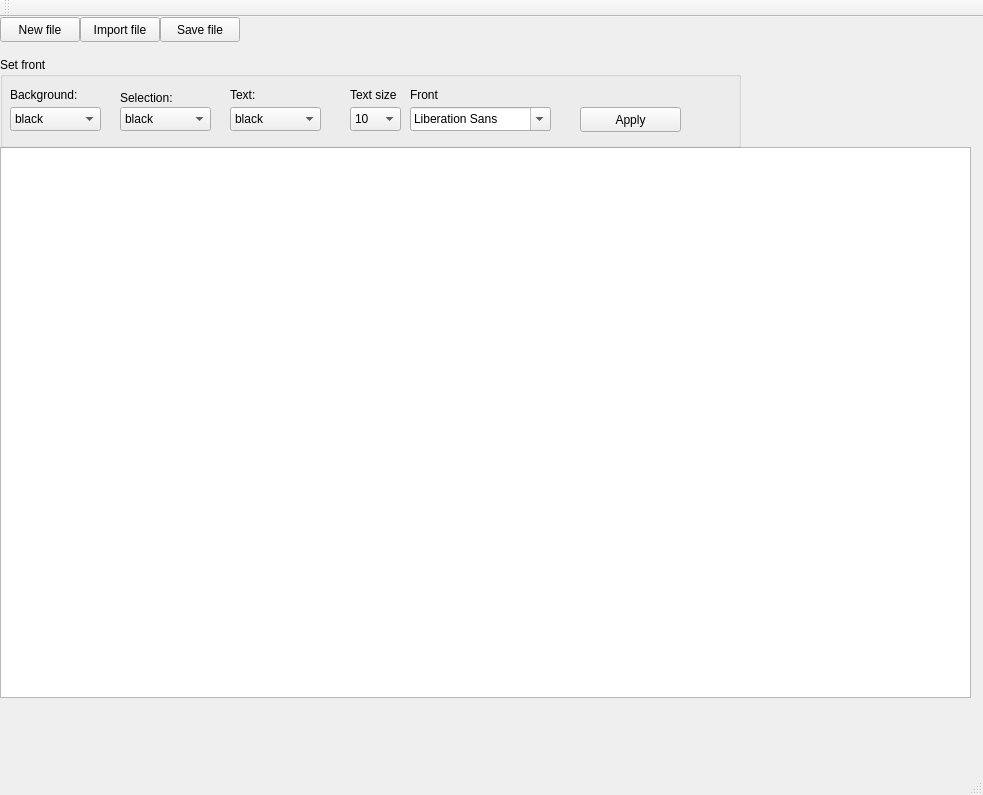
Old version of the form mainwindow.ui in the repository Toshico1/Vega-cleverTextEditor.
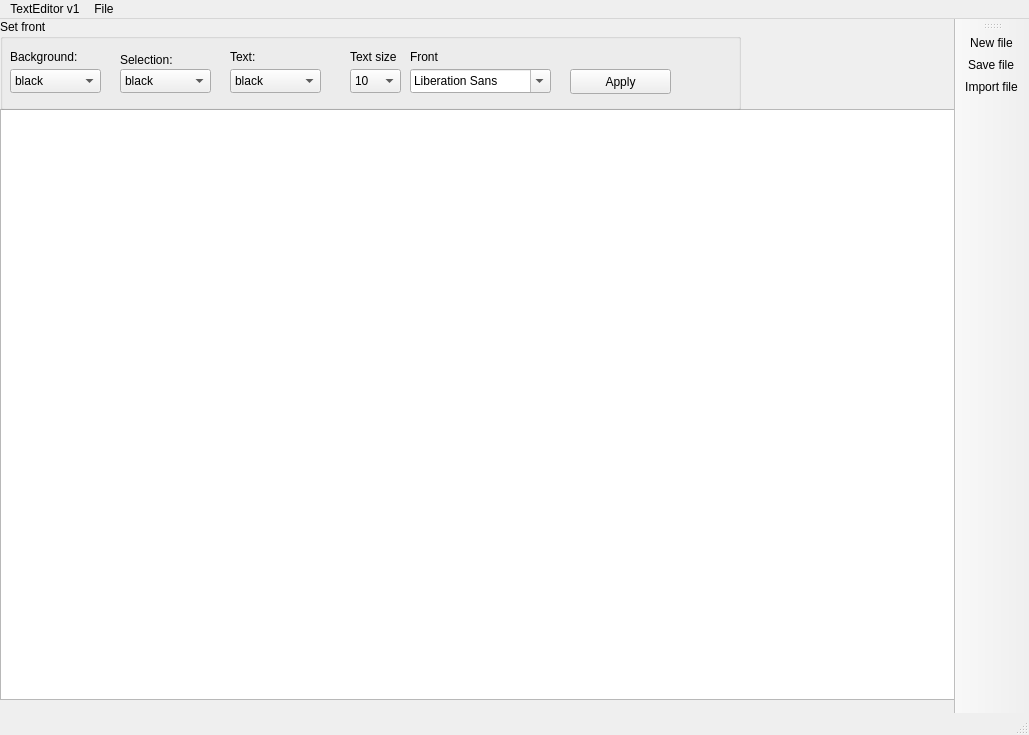
New version of the form. Icons and pictures are not drawn.

```diff
--- a/mainwindow.ui
+++ b/mainwindow.ui
@@ -6,60 +6,21 @@
    <rect>
     <x>0</x>
     <y>0</y>
-    <width>983</width>
-    <height>795</height>
+    <width>1029</width>
+    <height>735</height>
    </rect>
   </property>
   <property name="windowTitle">
    <string>MainWindow</string>
   </property>
   <widget class="QWidget" name="centralWidget">
-   <widget class="QPushButton" name="button_new">
-    <property name="geometry">
-     <rect>
-      <x>0</x>
-      <y>0</y>
-      <width>80</width>
-      <height>25</height>
-     </rect>
-    </property>
-    <property name="text">
-     <string>New file</string>
-    </property>
-   </widget>
-   <widget class="QPushButton" name="button_import">
-    <property name="geometry">
-     <rect>
-      <x>80</x>
-      <y>0</y>
-      <width>80</width>
-      <height>25</height>
-     </rect>
-    </property>
-    <property name="text">
-     <string>Import file</string>
-    </property>
-   </widget>
-   <widget class="QPushButton" name="button_save">
-    <property name="geometry">
-     <rect>
-      <x>160</x>
-      <y>0</y>
-      <width>80</width>
-      <height>25</height>
-     </rect>
-    </property>
-    <property name="text">
-     <string>Save file</string>
-    </property>
-   </widget>
    <widget class="QPlainTextEdit" name="plainTextEdit">
     <property name="geometry">
      <rect>
       <x>0</x>
-      <y>130</y>
+      <y>90</y>
       <width>971</width>
-      <height>551</height>
+      <height>591</height>
      </rect>
     </property>
    </widget>
@@ -67,7 +28,7 @@
     <property name="geometry">
      <rect>
       <x>0</x>
-      <y>40</y>
+      <y>0</y>
       <width>741</width>
       <height>91</height>
      </rect>
@@ -183,7 +144,7 @@
     <widget class="QPushButton" name="pushButton">
      <property name="geometry">
       <rect>
-       <x>580</x>
+       <x>570</x>
        <y>50</y>
        <width>101</width>
        <height>25</height>
@@ -335,20 +296,95 @@
     <rect>
      <x>0</x>
      <y>0</y>
-     <width>983</width>
+     <width>1029</width>
      <height>25</height>
     </rect>
    </property>
+   <widget class="QMenu" name="menuTextEditor_v1">
+    <property name="title">
+     <string>TextEditor v1</string>
+    </property>
+    <addaction name="actionO"/>
+    <addaction name="action"/>
+    <addaction name="action_2"/>
+   </widget>
+   <widget class="QMenu" name="menuFile">
+    <property name="title">
+     <string>File</string>
+    </property>
+    <addaction name="actionNew_file"/>
+    <addaction name="actionImport_file"/>
+    <addaction name="actionSave_file"/>
+   </widget>
+   <addaction name="menuTextEditor_v1"/>
+   <addaction name="menuFile"/>
   </widget>
   <widget class="QToolBar" name="mainToolBar">
+   <property name="enabled">
+    <bool>true</bool>
+   </property>
    <attribute name="toolBarArea">
-    <enum>TopToolBarArea</enum>
+    <enum>RightToolBarArea</enum>
    </attribute>
    <attribute name="toolBarBreak">
     <bool>false</bool>
    </attribute>
+   <addaction name="actionNew_file"/>
+   <addaction name="actionSave_file"/>
+   <addaction name="actionImport_file"/>
   </widget>
   <widget class="QStatusBar" name="statusBar"/>
+  <action name="actionO">
+   <property name="text">
+    <string>O разработчике</string>
+   </property>
+  </action>
+  <action name="action">
+   <property name="text">
+    <string>О моей любви к С++</string>
+   </property>
+  </action>
+  <action name="action_2">
+   <property name="text">
+    <string>О программе</string>
+   </property>
+  </action>
+  <action name="actionNew_file">
+   <property name="icon">
+    <iconset resource="res.qrc">
+     <normaloff>:/res/img/iconfinder_New_file_131897.png</normaloff>:/res/img/iconfinder_New_file_131897.png</iconset>
+   </property>
+   <property name="text">
+    <string>New file</string>
+   </property>
+   <property name="shortcut">
+    <string>Ctrl+N</string>
+   </property>
+  </action>
+  <action name="actionImport_file">
+   <property name="icon">
+    <iconset resource="res.qrc">
+     <normaloff>:/res/img/iconfinder_Open_v2_131829.png</normaloff>:/res/img/iconfinder_Open_v2_131829.png</iconset>
+   </property>
+   <property name="text">
+    <string>Import file</string>
+   </property>
+   <property name="shortcut">
+    <string>Ctrl+I</string>
+   </property>
+  </action>
+  <action name="actionSave_file">
+   <property name="icon">
+    <iconset resource="res.qrc">
+     <normaloff>:/res/img/iconfinder_Save_131694.png</normaloff>:/res/img/iconfinder_Save_131694.png</iconset>
+   </property>
+   <property name="text">
+    <string>Save file</string>
+   </property>
+   <property name="shortcut">
+    <string>Ctrl+S</string>
+   </property>
+  </action>
  </widget>
  <layoutdefault spacing="6" margin="11"/>
  <resources/>
```
Left out of the diff: 9 changed lines with no effect on the pictures.
